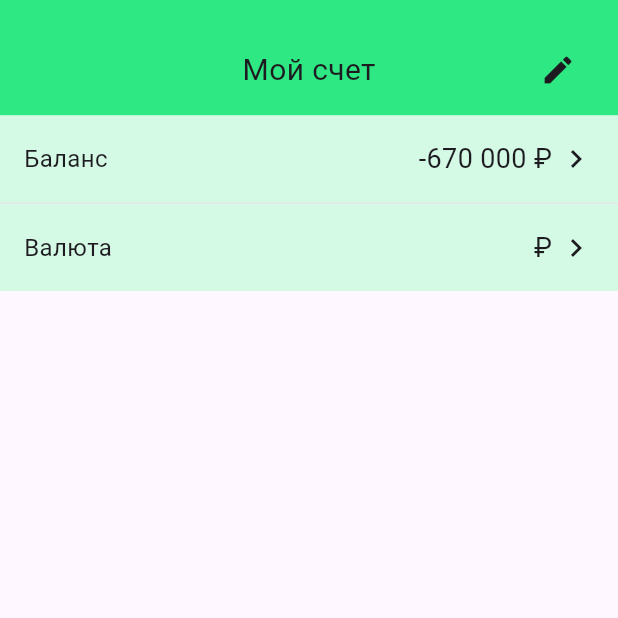
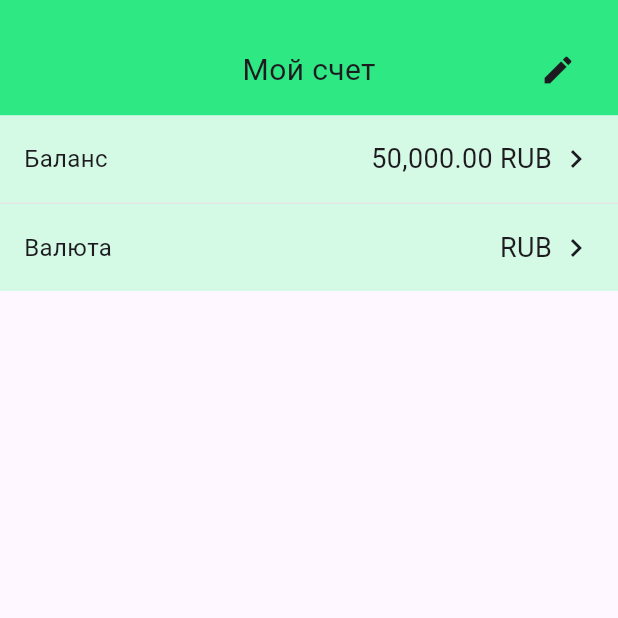
Before and after one commit to MeZeksan/finance_app_yandex_smr_2025, a Flutter app: the screen it shows after launch, on a phone screen of 412 x 824 dp, the top half of it. Run offline on Flutter 3.47's test engine with Material 3 defaults, Android fonts, the phone set to English and light mode, and no system bars; our stand-ins replace auto_route, equatable, flutter_bloc, flutter_svg, freezed_annotation.

Commit message:
Использует моковый репозиторий для отображения

```diff
--- /dev/null
+++ b/lib/features/account/presentation/bloc/account_bloc.dart
@@ -0,0 +1,67 @@
+import 'package:finance_app_yandex_smr_2025/features/account/domain/repository/bank_account_repository.dart';
+import 'package:finance_app_yandex_smr_2025/features/account/presentation/bloc/account_event.dart';
+import 'package:finance_app_yandex_smr_2025/features/account/presentation/bloc/account_state.dart';
+import 'package:flutter_bloc/flutter_bloc.dart';
+
+class AccountBloc extends Bloc<AccountEvent, AccountState> {
+  final BankAccountRepository _repository;
+
+  AccountBloc({required BankAccountRepository repository})
+      : _repository = repository,
+        super(const AccountState()) {
+    on<LoadAccount>(_onLoadAccount);
+    on<UpdateAccount>(_onUpdateAccount);
+  }
+
+  Future<void> _onLoadAccount(
+    LoadAccount event,
+    Emitter<AccountState> emit,
+  ) async {
+    emit(state.copyWith(status: AccountStatus.loading));
+
+    try {
+      final account = await _repository.getAccountById(event.accountId);
+
+      if (account != null) {
+        emit(state.copyWith(
+          status: AccountStatus.success,
+          account: account,
+        ));
+      } else {
+        emit(state.copyWith(
+          status: AccountStatus.failure,
+          errorMessage: 'Счет не найден',
+        ));
+      }
+    } catch (error) {
+      emit(state.copyWith(
+        status: AccountStatus.failure,
+        errorMessage: 'Ошибка загрузки счета: ${error.toString()}',
+      ));
+    }
+  }
+
+  Future<void> _onUpdateAccount(
+    UpdateAccount event,
+    Emitter<AccountState> emit,
+  ) async {
+    emit(state.copyWith(status: AccountStatus.loading));
+
+    try {
+      final updatedAccount = await _repository.updateAccount(
+        event.accountId,
+        event.request,
+      );
+
+      emit(state.copyWith(
+        status: AccountStatus.success,
+        account: updatedAccount,
+      ));
+    } catch (error) {
+      emit(state.copyWith(
+        status: AccountStatus.failure,
+        errorMessage: 'Ошибка обновления счета: ${error.toString()}',
+      ));
+    }
+  }
+}
--- /dev/null
+++ b/lib/features/account/presentation/bloc/account_event.dart
@@ -0,0 +1,31 @@
+import 'package:equatable/equatable.dart';
+import 'package:finance_app_yandex_smr_2025/features/account/data/models/account_update_request/account_update_request.dart';
+
+abstract class AccountEvent extends Equatable {
+  const AccountEvent();
+
+  @override
+  List<Object?> get props => [];
+}
+
+class LoadAccount extends AccountEvent {
+  final int accountId;
+
+  const LoadAccount({required this.accountId});
+
+  @override
+  List<Object?> get props => [accountId];
+}
+
+class UpdateAccount extends AccountEvent {
+  final int accountId;
+  final AccountUpdateRequest request;
+
+  const UpdateAccount({
+    required this.accountId,
+    required this.request,
+  });
+
+  @override
+  List<Object?> get props => [accountId, request];
+}
--- /dev/null
+++ b/lib/features/account/presentation/bloc/account_state.dart
@@ -0,0 +1,36 @@
+import 'package:equatable/equatable.dart';
+import 'package:finance_app_yandex_smr_2025/features/account/data/models/account_responce/account_responce.dart';
+
+enum AccountStatus { initial, loading, success, failure }
+
+class AccountState extends Equatable {
+  final AccountStatus status;
+  final AccountResponce? account;
+  final String? errorMessage;
+
+  const AccountState({
+    this.status = AccountStatus.initial,
+    this.account,
+    this.errorMessage,
+  });
+
+  AccountState copyWith({
+    AccountStatus? status,
+    AccountResponce? account,
+    String? errorMessage,
+  }) {
+    return AccountState(
+      status: status ?? this.status,
+      account: account ?? this.account,
+      errorMessage: errorMessage ?? this.errorMessage,
+    );
+  }
+
+  @override
+  List<Object?> get props => [status, account, errorMessage];
+
+  bool get isInitial => status == AccountStatus.initial;
+  bool get isLoading => status == AccountStatus.loading;
+  bool get isSuccess => status == AccountStatus.success;
+  bool get isFailure => status == AccountStatus.failure;
+}
--- a/lib/features/account/presentation/view/account_screen.dart
+++ b/lib/features/account/presentation/view/account_screen.dart
@@ -1,6 +1,11 @@
 import 'package:auto_route/annotations.dart';
+import 'package:finance_app_yandex_smr_2025/features/account/data/repositoryI/mock_bank_account_repository.dart';
+import 'package:finance_app_yandex_smr_2025/features/account/presentation/bloc/account_bloc.dart';
+import 'package:finance_app_yandex_smr_2025/features/account/presentation/bloc/account_event.dart';
+import 'package:finance_app_yandex_smr_2025/features/account/presentation/bloc/account_state.dart';
 import 'package:flutter/material.dart';
 import 'package:flutter_bloc/flutter_bloc.dart';
+import 'package:intl/intl.dart';
 
 @RoutePage()
 class AccountScreen extends StatelessWidget {
@@ -8,7 +13,12 @@ class AccountScreen extends StatelessWidget {
 
   @override
   Widget build(BuildContext context) {
-    return const AccountView();
+    return BlocProvider(
+      create: (context) => AccountBloc(
+        repository: MockBankAccountRepository(),
+      )..add(const LoadAccount(accountId: 1)),
+      child: const AccountView(),
+    );
   }
 }
 
@@ -22,7 +32,60 @@ class AccountView extends StatelessWidget {
 
     return Scaffold(
       backgroundColor: const Color(0xFFFEF7FF),
-      body: Column(
+      body: BlocBuilder<AccountBloc, AccountState>(
+        builder: (context, state) {
+          if (state.isLoading) {
+            return const Center(
+              child: CircularProgressIndicator(),
+            );
+          }
+
+          if (state.isFailure) {
+            return Center(
+              child: Column(
+                mainAxisAlignment: MainAxisAlignment.center,
+                children: [
+                  Icon(
+                    Icons.error_outline,
+                    size: 64,
+                    color: Colors.red[400],
+                  ),
+                  const SizedBox(height: 16),
+                  Text(
+                    state.errorMessage ?? 'Произошла ошибка',
+                    style: TextStyle(
+                      fontSize: 16,
+                      color: Colors.red[600],
+                    ),
+                    textAlign: TextAlign.center,
+                  ),
+                  const SizedBox(height: 16),
+                  ElevatedButton(
+                    onPressed: () {
+                      context.read<AccountBloc>().add(
+                        const LoadAccount(accountId: 1),
+                      );
+                    },
+                    child: const Text('Повторить'),
+                  ),
+                ],
+              ),
+            );
+          }
+
+          final account = state.account;
+          if (account == null) {
+            return const Center(
+              child: Text('Счет не найден'),
+            );
+          }
+
+          final formatter = NumberFormat('#,##0.00');
+          final formattedBalance = formatter.format(
+            double.tryParse(account.balance) ?? 0,
+          );
+
+          return Column(
             children: [
               // Header
               Container(
@@ -88,7 +151,7 @@ class AccountView extends StatelessWidget {
                                 ),
                                 const Spacer(),
                                 Text(
-                              '-670 000 ₽',
+                                  '$formattedBalance ${account.currency}',
                                   style: const TextStyle(
                                     color: Color(0xFF1D1B20),
                                     fontSize: 18,
@@ -123,7 +186,7 @@ class AccountView extends StatelessWidget {
                                 ),
                                 const Spacer(),
                                 Text(
-                              '₽',
+                                  account.currency,
                                   style: const TextStyle(
                                     color: Color(0xFF1D1B20),
                                     fontSize: 18,
@@ -169,6 +232,8 @@ class AccountView extends StatelessWidget {
                 ),
               ),
             ],
+          );
+        },
       ),
       // Floating Action Button
       floatingActionButton: FloatingActionButton(
```
Lines whose indentation alone changed are shown as unchanged.
